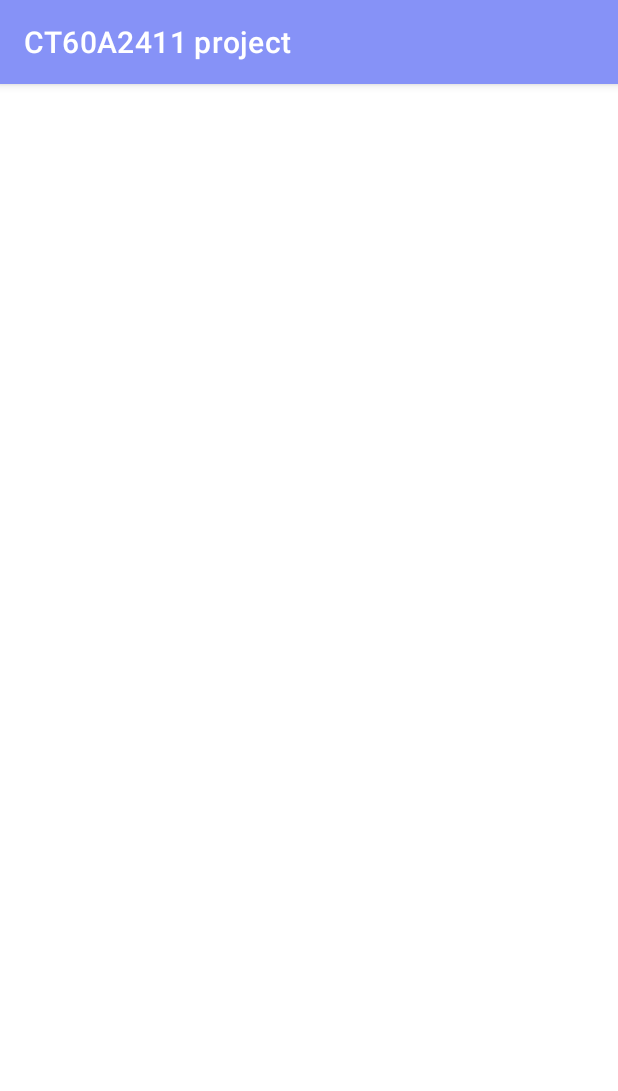
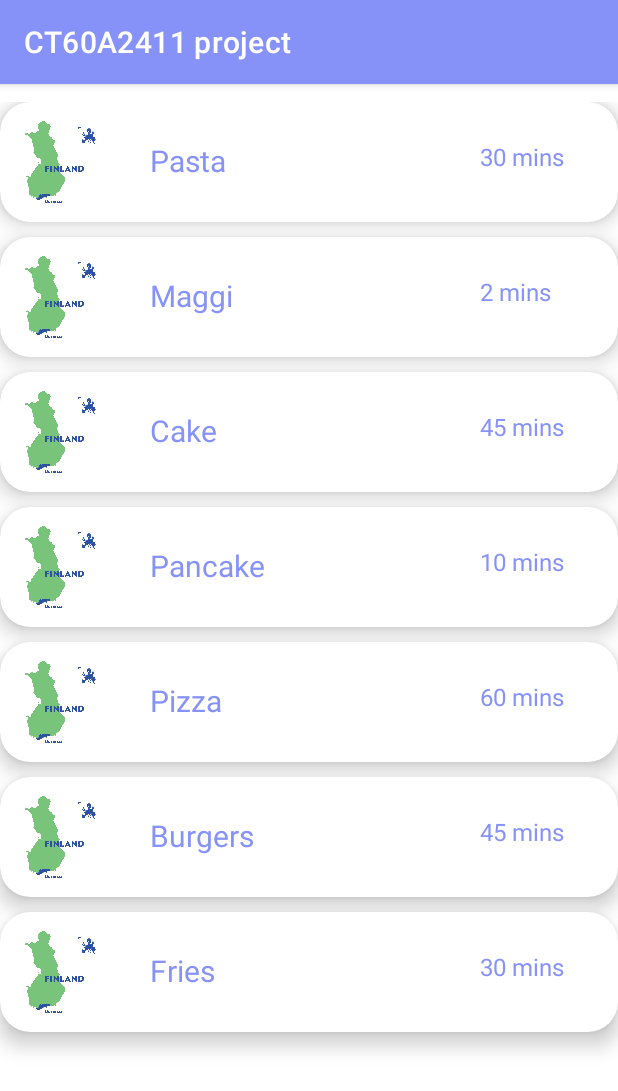
Before and after one commit to 0mlml/CT60A2411project, an Android app: the SearchActivity screen opened directly, with no data from a screen before it, on a phone screen of 412 x 824 dp. Shown: the top 1091 px of the screen. Run offline under Robolectric (Android 15) with nearby library versions, the phone set to English and light mode, and no system bars.

Commit message:
works needs changes though

```diff
--- a/app/src/main/AndroidManifest.xml
+++ b/app/src/main/AndroidManifest.xml
@@ -23,6 +23,8 @@
         </activity>
         <activity android:name=".SearchActivity" />
 
+        <activity android:name=".DetailedCity" />
+
     </application>
 
 </manifest>
--- a/app/src/main/java/dev/mlml/ct60a2411project/SearchActivity.java
+++ b/app/src/main/java/dev/mlml/ct60a2411project/SearchActivity.java
@@ -5,6 +5,7 @@ import android.content.Intent;
 import android.os.Bundle;
 import android.view.View;
 import android.widget.AdapterView;
+import dev.mlml.ct60a2411project.databinding.ActivityMainBinding;
 import java.util.ArrayList;
 
 import dev.mlml.ct60a2411project.databinding.ActivitySearchBinding;
@@ -19,9 +20,9 @@ public class SearchActivity extends AppCompatActivity {
         super.onCreate(savedInstanceState);
         binding = ActivitySearchBinding.inflate(getLayoutInflater());
         setContentView(binding.getRoot());
-        int[] imageList = {};
-        int[] ingredientList = {};
-        int[] descList = {};
+        int[] imageList = {R.drawable.finland, R.drawable.finland, R.drawable.finland, R.drawable.finland, R.drawable.finland, R.drawable.finland, R.drawable.finland};
+        int[] ingredientList = {R.string.pastaIngredients, R.string.maggiIngredients,R.string.cakeIngredients,R.string.pancakeIngredients,R.string.pizzaIngredients, R.string.burgerIngredients, R.string.friesIngredients};
+        int[] descList = {R.string.pastaDesc, R.string.maggieDesc, R.string.cakeDesc,R.string.pancakeDesc,R.string.pizzaDesc, R.string.burgerDesc, R.string.friesDesc};
         String[] nameList = {"Pasta", "Maggi", "Cake", "Pancake", "Pizza","Burgers", "Fries"};
         String[] timeList = {"30 mins", "2 mins", "45 mins","10 mins", "60 mins", "45 mins", "30 mins"};
         for (int i = 0; i < imageList.length; i++){
--- a/app/src/main/res/values/strings.xml
+++ b/app/src/main/res/values/strings.xml
@@ -1,3 +1,69 @@
 <resources>
     <string name="app_name">CT60A2411 project</string>
+    //pasta
+    <string name="pastaIngredients">Pasta
+\nCream Cheese
+\nParmesan Cheese
+\nOlive Oil
+\nGarlic
+\nSalt Pepper</string>
+    <string name="pastaDesc">Cook your pasta until al dente
+\nSaute’ garlic in olive oil until fragrant
+\nAdd cream cheese, pasta cooking water, parmesan, and stir well
+\nDrain and add pasta to the skillet
+\nToss until well combined, adding some pasta water if needed</string>
+    //maggi
+    <string name="maggiIngredients">Maggi Noodles
+\nWater
+\nMaggi Masala</string>
+    <string name="maggieDesc">Add one and half cup of water
+\nAdd maggi noodles and boil it
+\nAdd the maggi masala on to it
+\nWait for 2 mins
+\nMaggi is ready!</string>
+    //cake
+    <string name="cakeIngredients">Maggi Noodles
+\nWater
+\nMaggi Masala</string>
+    <string name="cakeDesc">Add one and half cup of water
+Add maggi noodles and boil it
+Add the maggi masala on to it
+\nWait for 2 mins
+\nMaggi is ready!</string>
+    //pancake
+    <string name="pancakeIngredients">Maggi Noodles
+\nWater
+\nMaggi Masala</string>
+    <string name="pancakeDesc">Add one and half cup of water
+Add maggi noodles and boil it
+Add the maggi masala on to it
+\nWait for 2 mins
+\nMaggi is ready!</string>
+    //pizza
+    <string name="pizzaIngredients">Maggi Noodles
+\nWater
+\nMaggi Masala</string>
+    <string name="pizzaDesc">Add one and half cup of water
+Add maggi noodles and boil it
+Add the maggi masala on to it
+\nWait for 2 mins
+\nMaggi is ready!</string>
+    //burgers
+    <string name="burgerIngredients">Maggi Noodles
+\nWater
+\nMaggi Masala</string>
+    <string name="burgerDesc">Add one and half cup of water
+\nAdd maggi noodles and boil it
+\nAdd the maggi masala on to it
+\nWait for 2 mins
+\nMaggi is ready!</string>
+    //fries
+    <string name="friesIngredients">Maggi Noodles
+\nWater
+\nMaggi Masala</string>
+    <string name="friesDesc">Add one and half cup of water
+\nAdd maggi noodles and boil it
+\nAdd the maggi masala on to it
+\nWait for 2 mins
+\nMaggi is ready!</string>
 </resources>
```
Also changed, not shown: app/src/main/java/dev/mlml/ct60a2411project/DetailedCity.java (+12 -1 lines), app/src/main/res/layout/activity_detailed_city.xml (+83 -3 lines).
